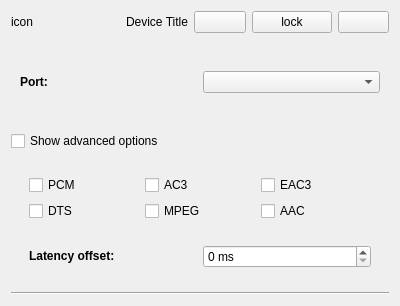
First picture: the form in src/devicewidget.ui, repository lxqt/pavucontrol-qt, before the edit.
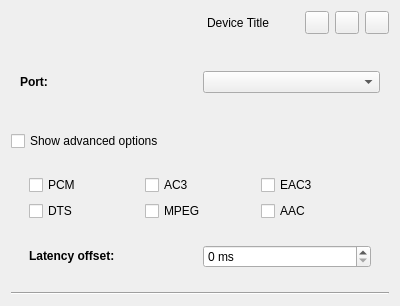
Second picture: the form after the edit. Icons and pictures are not drawn.

Commit message: * Prevent recursive signal handler invocation. * Replace some push buttons with tool buttons.

```diff
--- a/src/devicewidget.ui
+++ b/src/devicewidget.ui
@@ -19,7 +19,7 @@
      <item>
       <widget class="QLabel" name="iconImage">
        <property name="text">
-        <string>icon</string>
+        <string/>
        </property>
       </widget>
      </item>
@@ -38,9 +38,9 @@
       </widget>
      </item>
      <item>
-      <widget class="QPushButton" name="muteToggleButton">
-       <property name="text">
-        <string/>
+      <widget class="QToolButton" name="muteToggleButton">
+       <property name="toolTip">
+        <string>Mute audio</string>
        </property>
        <property name="icon">
         <iconset theme="audio-volume-muted">
@@ -53,9 +53,9 @@
       </widget>
      </item>
      <item>
-      <widget class="QPushButton" name="lockToggleButton">
-       <property name="text">
-        <string>lock</string>
+      <widget class="QToolButton" name="lockToggleButton">
+       <property name="toolTip">
+        <string>Lock channels together</string>
        </property>
        <property name="checkable">
         <bool>true</bool>
@@ -63,9 +63,9 @@
       </widget>
      </item>
      <item>
-      <widget class="QPushButton" name="defaultToggleButton">
-       <property name="text">
-        <string/>
+      <widget class="QToolButton" name="defaultToggleButton">
+       <property name="toolTip">
+        <string>Set as fallback</string>
        </property>
        <property name="icon">
         <iconset theme="emblem-default">
```
Left out of the diff: 8 changed lines with no effect on the pictures. The commit also changes 5 other files.
